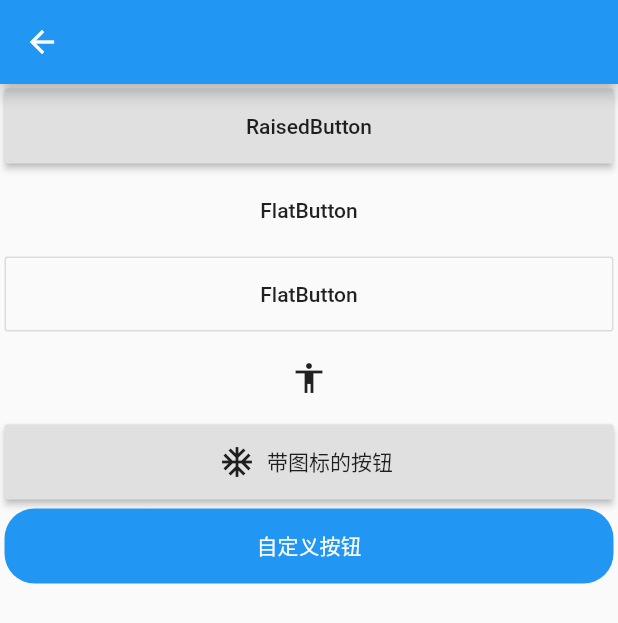
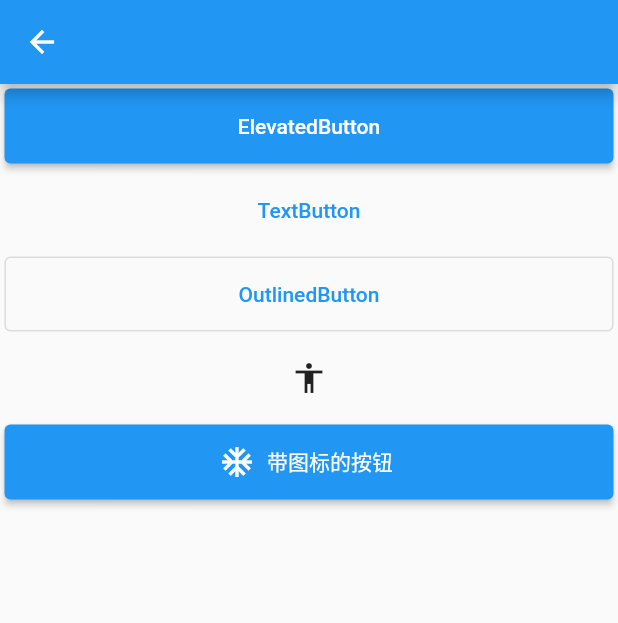
Before and after one commit to daicx/flutter_component, a Flutter app: the MyButtonView screen opened directly with empty values, on a phone screen of 412 x 824 dp. Shown: the top 623 px of the screen. Run offline on Flutter 3.47's test engine with Material 2 defaults, Android fonts, the phone set to English and light mode, and no system bars; our stand-ins replace fluro; statements that could not run were skipped.

Commit message:
[新增功能](main): 3.3.3

```diff
--- a/lib/component/my_appbar_view.dart
+++ b/lib/component/my_appbar_view.dart
@@ -35,9 +35,9 @@ class _MyAppBar extends State<MyAppBar> {
       ),
       bottomNavigationBar: BottomNavigationBar( // 底部导航
         items: <BottomNavigationBarItem>[
-          BottomNavigationBarItem(icon: Icon(Icons.home), title: Text('首页')),
-          BottomNavigationBarItem(icon: Icon(Icons.business), title: Text('短视频')),
-          BottomNavigationBarItem(icon: Icon(Icons.school), title: Text('我的')),
+          BottomNavigationBarItem(icon: Icon(Icons.home), label: '首页'),
+          BottomNavigationBarItem(icon: Icon(Icons.business), label: '短视频'),
+          BottomNavigationBarItem(icon: Icon(Icons.school), label: '我的'),
         ],
         currentIndex: _selectedIndex,
         fixedColor: Colors.blue,
--- a/lib/component/my_button_view.dart
+++ b/lib/component/my_button_view.dart
@@ -25,8 +25,8 @@ class _MyButtonView extends State<MyButtonView> {
             margin: EdgeInsets.all(3),
             width: MediaQuery.of(context).size.width,
             height: 50,
-            child: RaisedButton(
-              child: Text("RaisedButton"),
+            child: ElevatedButton(
+              child: Text("ElevatedButton"),
               onPressed: () {},
             ),
           ),
@@ -34,8 +34,8 @@ class _MyButtonView extends State<MyButtonView> {
             margin: EdgeInsets.all(3),
             width: MediaQuery.of(context).size.width,
             height: 50,
-            child: FlatButton(
-              child: Text("FlatButton"),
+            child: TextButton(
+              child: Text("TextButton"),
               onPressed: () {},
             ),
           ),
@@ -43,8 +43,8 @@ class _MyButtonView extends State<MyButtonView> {
             margin: EdgeInsets.all(3),
             width: MediaQuery.of(context).size.width,
             height: 50,
-            child: OutlineButton(
-              child: Text("FlatButton"),
+            child: OutlinedButton(
+              child: Text("OutlinedButton"),
               onPressed: () {},
             ),
           ),
@@ -61,24 +61,9 @@ class _MyButtonView extends State<MyButtonView> {
             margin: EdgeInsets.all(3),
             width: MediaQuery.of(context).size.width,
             height: 50,
-            child: RaisedButton.icon(
+            child: ElevatedButton.icon(
               icon: Icon(Icons.ac_unit),
               label: Text("带图标的按钮"),
-              onPressed: () {},
-            ),
-          ),
-          Container(
-            margin: EdgeInsets.all(3),
-            width: MediaQuery.of(context).size.width,
-            height: 50,
-            child: FlatButton(
-              color: Colors.blue,
-              highlightColor: Colors.blue[700],
-              colorBrightness: Brightness.dark,
-              splashColor: Colors.grey,
-              child: Text("自定义按钮"),
-              shape: RoundedRectangleBorder(
-                  borderRadius: BorderRadius.circular(20.0)),
               onPressed: () {},
             ),
           ),
--- a/lib/main.dart
+++ b/lib/main.dart
@@ -9,7 +9,7 @@ import 'package:fluttercomponent/routers/routers.dart';
 import 'component/my_grid_view.dart';
 
 void main() {
-  final router = Router();
+  final router = FluroRouter();
   Routes.configureRoutes(router);
   runApp(MyApp());
 }
--- a/lib/routers/routers.dart
+++ b/lib/routers/routers.dart
@@ -4,7 +4,7 @@ import 'package:fluttercomponent/routers/route_handler.dart';
 
 class Routes {
   // 路由管理
-  static Router router;
+  static FluroRouter router;
   static String root = "/";
   static String textView = "/text_view";
   static String gridView = "/grid_view";
@@ -29,7 +29,7 @@ class Routes {
   static String myScrollControl1 = "/scroll_control1";
   static String myImgView = "/img_view";
 
-  static void configureRoutes(Router router) {
+  static void configureRoutes(FluroRouter router) {
     // 未发现对应route
     router.notFoundHandler = Handler(
         handlerFunc: (BuildContext context, Map<String, dynamic> params) {
--- a/pubspec.yaml
+++ b/pubspec.yaml
@@ -22,7 +22,7 @@ dependencies:
 
   cupertino_icons: ^0.1.2
   flutter_staggered_grid_view: ^0.3.0
-  fluro: ^1.6.1
+  fluro: ^2.0.3
 
 dev_dependencies:
   flutter_test:
```
Also changed, not shown: pubspec.lock.
